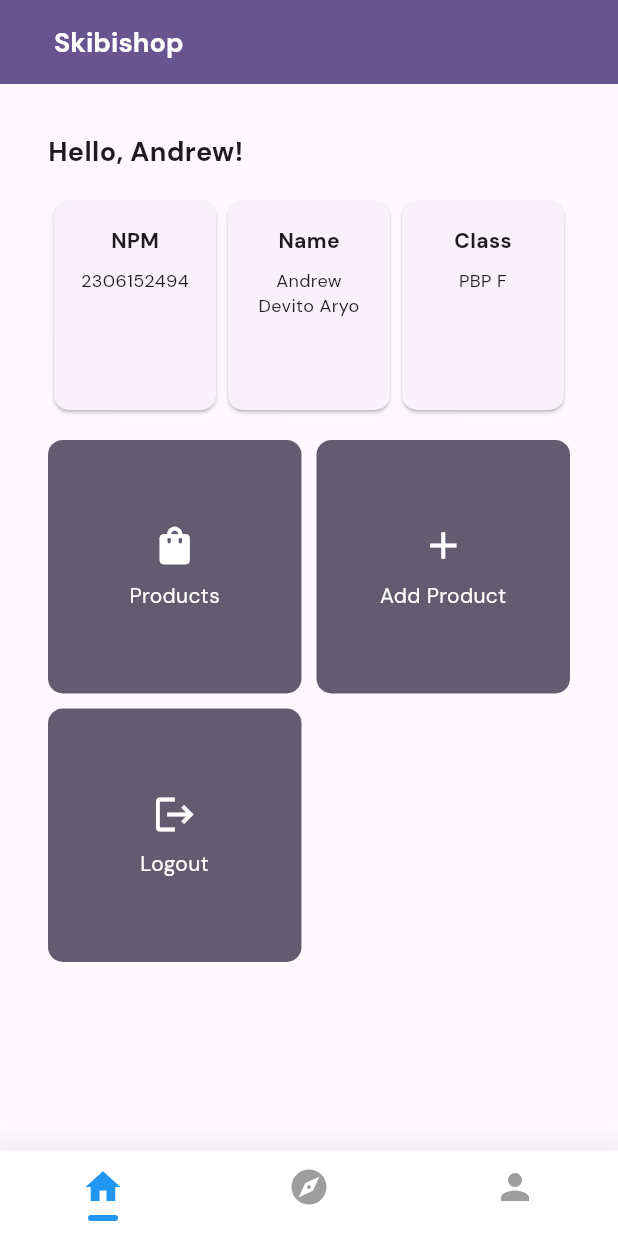
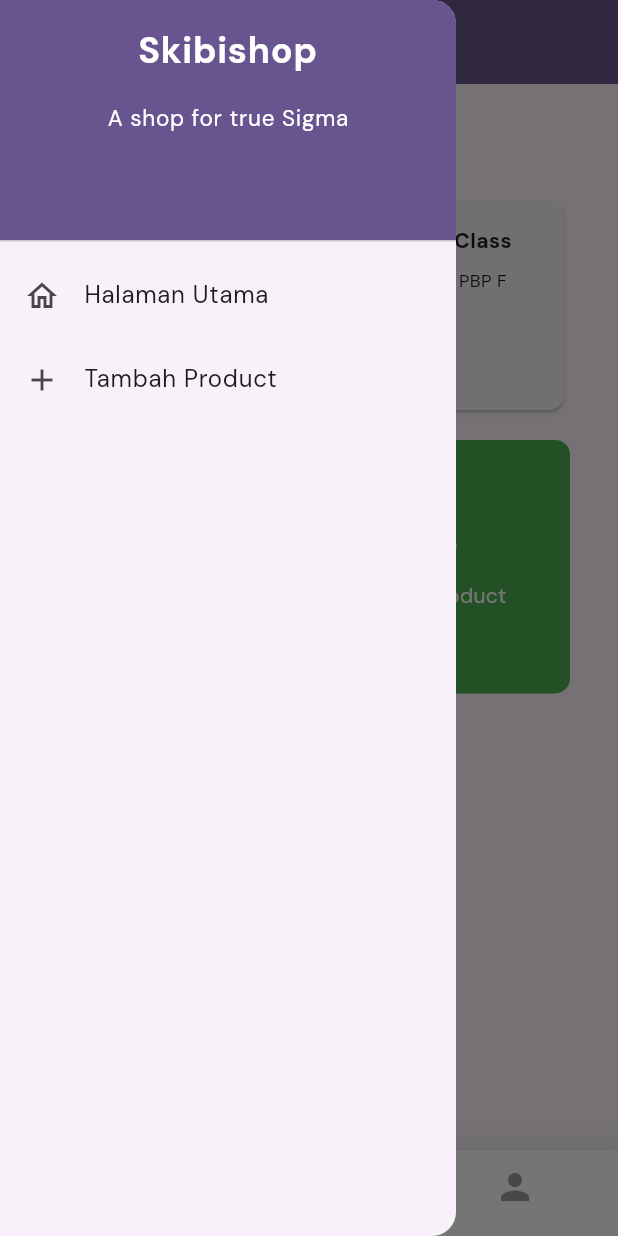
Before and after one commit to Andrew4Coding/skibishop-pbp-mobile, a Flutter app: the screen it shows after launch, with the side drawer open (before the commit the screen has no drawer), on a phone screen of 412 x 824 dp. Run offline on Flutter 3.47's test engine with Material 3 defaults, Android fonts, the phone set to English and light mode, and no system bars; our stand-ins replace google_fonts.

Commit message:
feat: initialize tugas 8

```diff
--- /dev/null
+++ b/lib/ds/left_drawer.dart
@@ -0,0 +1,68 @@
+import 'package:flutter/material.dart';
+import 'package:skibishop_mobile/pages/menu.dart';
+import 'package:skibishop_mobile/pages/productEntryFormPage.dart';
+
+class LeftDrawer extends StatelessWidget {
+  const LeftDrawer({super.key});
+
+  @override
+  Widget build(BuildContext context) {
+    return Drawer(
+      child: ListView(
+        children: [
+          DrawerHeader(
+            decoration: BoxDecoration(
+              color: Theme.of(context).colorScheme.primary,
+            ),
+            child: const Column(
+              children: [
+                Text(
+                  'Skibishop',
+                  textAlign: TextAlign.center,
+                  style: TextStyle(
+                    fontSize: 24,
+                    fontWeight: FontWeight.bold,
+                    color: Colors.white,
+                  ),
+                ),
+                Padding(padding: EdgeInsets.all(8)),
+                Text(
+                  "A shop for true Sigma",
+                  style: TextStyle(
+                    fontSize: 15,
+                    color: Colors.white,
+                    fontWeight: FontWeight.normal,
+                  ),
+                ),
+              ],
+            ),
+          ),
+          ListTile(
+            leading: const Icon(Icons.home_outlined),
+            title: const Text('Halaman Utama'),
+            // Bagian redirection ke MyHomePage
+            onTap: () {
+              Navigator.pushReplacement(
+                  context,
+                  MaterialPageRoute(
+                    builder: (context) => const MyHomePage(),
+                  ));
+            },
+          ),
+          ListTile(
+            leading: const Icon(Icons.add),
+            title: const Text('Tambah Product'),
+            // Bagian redirection ke MoodEntryFormPage
+            onTap: () {
+              Navigator.pushReplacement(
+                  context,
+                  MaterialPageRoute(
+                    builder: (context) => const ProductEntryFormPage(),
+                  ));
+            },
+          ),
+        ],
+      ),
+    );
+  }
+}
--- a/lib/main.dart
+++ b/lib/main.dart
@@ -1,6 +1,6 @@
 import 'package:google_fonts/google_fonts.dart';
 import 'package:flutter/material.dart';
-import 'package:skibishop_mobile/menu.dart';
+import 'package:skibishop_mobile/pages/menu.dart';
 
 void main() {
   runApp(const MyApp());
@@ -37,7 +37,7 @@
         ),
         useMaterial3: true,
       ),
-      home: MyHomePage(),
+      home: const MyHomePage(),
     );
   }
 }
--- a/lib/menu.dart
+++ b/lib/pages/menu.dart
@@ -1,5 +1,7 @@
 import 'package:flutter/material.dart';
 import 'package:skibishop_mobile/ds/bottomnav.dart';
+import 'package:skibishop_mobile/ds/left_drawer.dart';
+import 'package:skibishop_mobile/pages/productEntryFormPage.dart';
 
 class MyHomePage extends StatefulWidget {
   const MyHomePage({super.key});
@@ -16,9 +18,9 @@
   final String className = 'PBP F';
   // Kelas
   final items = [
-    ItemHomepage('Products', Icons.shopping_bag),
-    ItemHomepage('Add Product', Icons.add),
-    ItemHomepage('Logout', Icons.logout),
+    ItemHomepage('Products', Icons.shopping_bag, Colors.blue),
+    ItemHomepage('Add Product', Icons.add, Colors.green),
+    ItemHomepage('Logout', Icons.logout, Colors.red),
   ];
 
   @override
@@ -37,6 +39,7 @@
         ),
         backgroundColor: Theme.of(context).colorScheme.primary,
       ),
+      drawer: const LeftDrawer(),
       body: Padding(
         padding: const EdgeInsets.all(32.0),
         child: Column(
@@ -121,8 +124,9 @@
 class ItemHomepage {
   final String name;
   final IconData icon;
+  final Color color;
 
-  ItemHomepage(this.name, this.icon);
+  ItemHomepage(this.name, this.icon, this.color);
 }
 
 class ItemCard extends StatelessWidget {
@@ -133,7 +137,7 @@
   @override
   Widget build(BuildContext context) {
     return Material(
-      color: Theme.of(context).colorScheme.secondary,
+      color: item.color,
       borderRadius: BorderRadius.circular(10),
       child: InkWell(
         onTap: () {
@@ -141,6 +145,13 @@
             ..hideCurrentSnackBar()
             ..showSnackBar(SnackBar(
                 content: Text("Kamu telah menekan tombol ${item.name}!")));
+
+          if (item.name == "Add Product") {
+            Navigator.push(
+                context,
+                MaterialPageRoute(
+                    builder: (context) => const ProductEntryFormPage()));
+          }
         },
         child: Container(
           padding: const EdgeInsets.all(16),
```
Also changed, not shown: lib/pages/productEntryFormPage.dart (added, +156 -0 lines).
